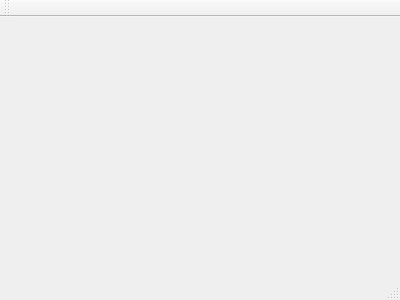
Above: C/cmainwindow.ui from zhaohuarong/C-S-Cmd before the change. Below: the same form after it.
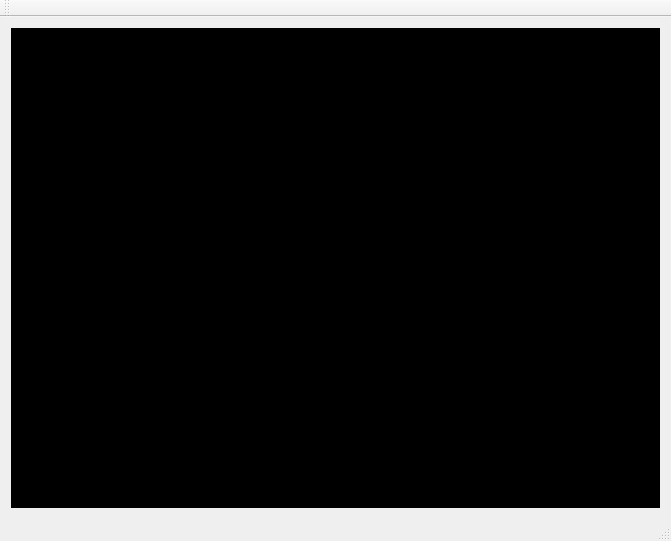
That is the form after the change.

The edit to the form file:
```diff
--- a/C/cmainwindow.ui
+++ b/C/cmainwindow.ui
@@ -1,24 +1,50 @@
 <ui version="4.0">
  <class>CMainWindow</class>
- <widget class="QMainWindow" name="CMainWindow" >
-  <property name="geometry" >
+ <widget class="QMainWindow" name="CMainWindow">
+  <property name="geometry">
    <rect>
     <x>0</x>
     <y>0</y>
-    <width>400</width>
-    <height>300</height>
+    <width>671</width>
+    <height>541</height>
    </rect>
   </property>
   <property name="windowTitle" >
    <string>CMainWindow</string>
   </property>
-  <widget class="QMenuBar" name="menuBar" />
-  <widget class="QToolBar" name="mainToolBar" />
-  <widget class="QWidget" name="centralWidget" />
-  <widget class="QStatusBar" name="statusBar" />
+  <widget class="QWidget" name="centralWidget">
+   <layout class="QVBoxLayout" name="verticalLayout">
+    <item>
+     <widget class="QTextEdit" name="log">
+      <property name="styleSheet">
+       <string notr="true">color: rgb(0, 255, 0);
+background-color: rgb(0, 0, 0);</string>
+      </property>
+     </widget>
+    </item>
+   </layout>
+  </widget>
+  <widget class="QMenuBar" name="menuBar">
+   <property name="geometry">
+    <rect>
+     <x>0</x>
+     <y>0</y>
+     <width>671</width>
+     <height>22</height>
+    </rect>
+   </property>
+  </widget>
+  <widget class="QToolBar" name="mainToolBar">
+   <attribute name="toolBarArea">
+    <enum>TopToolBarArea</enum>
+   </attribute>
+   <attribute name="toolBarBreak">
+    <bool>false</bool>
+   </attribute>
+  </widget>
+  <widget class="QStatusBar" name="statusBar"/>
  </widget>
- <layoutDefault spacing="6" margin="11" />
- <pixmapfunction></pixmapfunction>
+ <layoutdefault spacing="6" margin="11"/>
  <resources/>
  <connections/>
 </ui>
```
Left out of the diff: 3 changed lines with no effect on the pictures.
